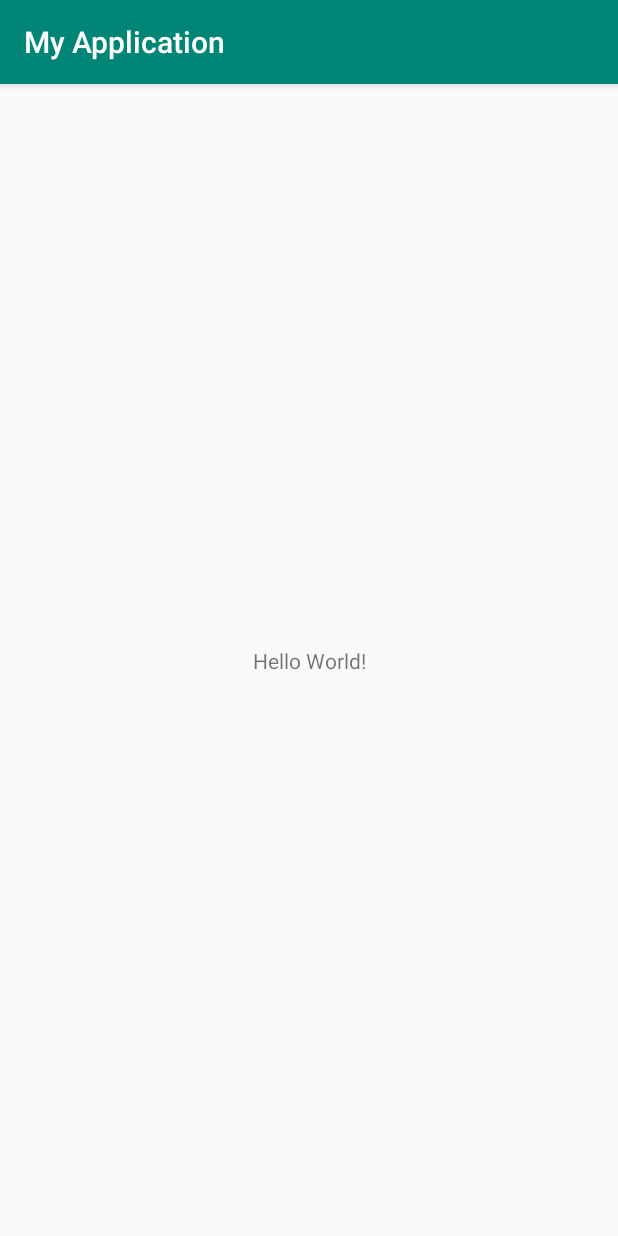
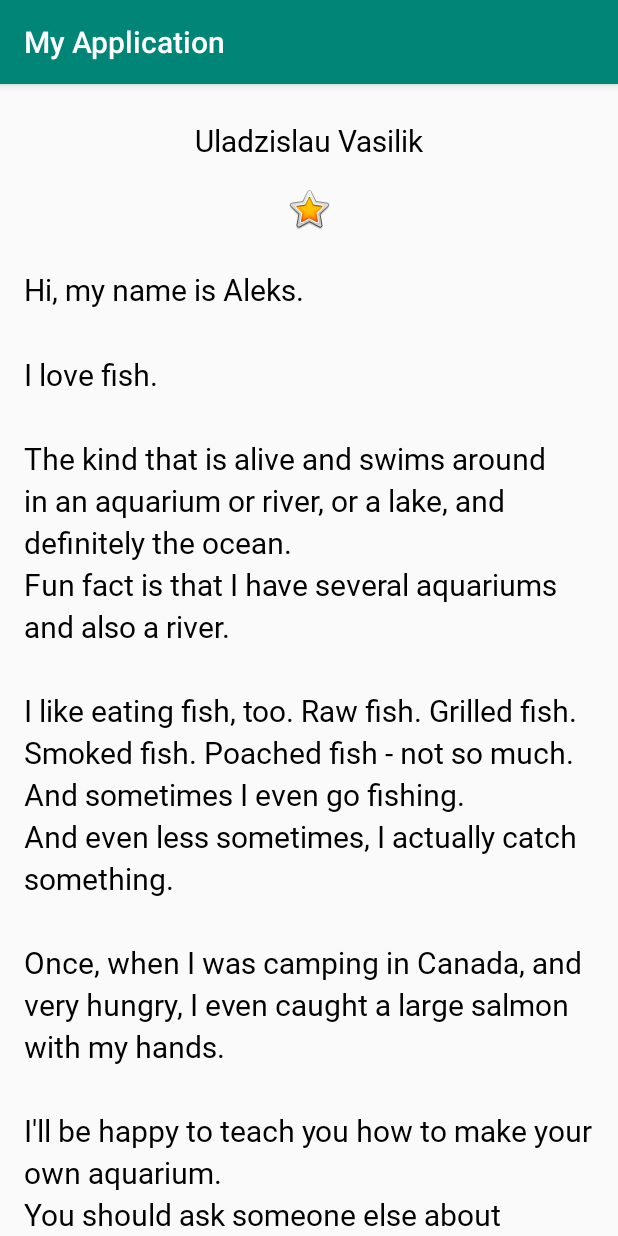
Before and after one commit to UladzislauB/courses, an Android app: the screen it shows after launch (MainActivity), on a phone screen of 412 x 824 dp. Run offline under Robolectric (Android 15) with nearby library versions, the phone set to English and light mode, and no system bars.

Commit message:
completed codelab 2 section 1

```diff
--- a/codelab2app/app/src/main/res/layout/activity_main.xml
+++ b/codelab2app/app/src/main/res/layout/activity_main.xml
@@ -1,18 +1,41 @@
 <?xml version="1.0" encoding="utf-8"?>
-<androidx.constraintlayout.widget.ConstraintLayout xmlns:android="http://schemas.android.com/apk/res/android"
+<LinearLayout xmlns:android="http://schemas.android.com/apk/res/android"
     xmlns:app="http://schemas.android.com/apk/res-auto"
     xmlns:tools="http://schemas.android.com/tools"
     android:layout_width="match_parent"
     android:layout_height="match_parent"
-    tools:context=".MainActivity">
+    android:orientation="vertical"
+    tools:context=".MainActivity"
+    android:paddingHorizontal="@dimen/layout_padding">
 
     <TextView
-        android:layout_width="wrap_content"
+        android:id="@+id/name_text"
+        android:layout_width="match_parent"
         android:layout_height="wrap_content"
-        android:text="Hello World!"
-        app:layout_constraintBottom_toBottomOf="parent"
-        app:layout_constraintLeft_toLeftOf="parent"
-        app:layout_constraintRight_toRightOf="parent"
-        app:layout_constraintTop_toTopOf="parent" />
+        android:text="@string/name"
+        android:textAlignment="center"
+        style="@style/NameStyle" />
 
-</androidx.constraintlayout.widget.ConstraintLayout>
+    <ImageView
+        android:id="@+id/star_image"
+        android:layout_width="match_parent"
+        android:layout_height="wrap_content"
+        android:contentDescription="@string/yellow_star"
+        android:layout_marginTop="@dimen/layout_margin"
+        app:srcCompat="@android:drawable/btn_star_big_on" />
+
+    <ScrollView
+        android:id="@+id/bio_scroll"
+        android:layout_width="match_parent"
+        android:layout_height="match_parent">
+
+        <TextView
+            android:id="@+id/bio_text"
+            style="@style/NameStyle"
+            android:layout_width="match_parent"
+            android:layout_height="wrap_content"
+            android:lineSpacingMultiplier="1.2"
+            android:text="@string/bio" />
+
+    </ScrollView>
+</LinearLayout>
--- /dev/null
+++ b/codelab2app/app/src/main/res/values/dimens.xml
@@ -0,0 +1,7 @@
+<?xml version="1.0" encoding="utf-8"?>
+<resources>
+    <dimen name="text_size">20sp</dimen>
+    <dimen name="small_paddding">8dp</dimen>
+    <dimen name="layout_margin">16dp</dimen>
+    <dimen name="layout_padding">16dp</dimen>
+</resources>
--- a/codelab2app/app/src/main/res/values/strings.xml
+++ b/codelab2app/app/src/main/res/values/strings.xml
@@ -1,3 +1,15 @@
 <resources>
     <string name="app_name">My Application</string>
+    <string name="name">Uladzislau Vasilik</string>
+    <string name="yellow_star">Yellow star</string>
+    <string name="bio">Hi, my name is Aleks.
+\n\nI love fish.
+\n\nThe kind that is alive and swims around in an aquarium or river, or a lake, and definitely the ocean.
+\nFun fact is that I have several aquariums and also a river.
+\n\nI like eating fish, too. Raw fish. Grilled fish. Smoked fish. Poached fish - not so much.
+\nAnd sometimes I even go fishing.
+\nAnd even less sometimes, I actually catch something.
+\n\nOnce, when I was camping in Canada, and very hungry, I even caught a large salmon with my hands.
+\n\nI\'ll be happy to teach you how to make your own aquarium.
+\nYou should ask someone else about fishing, though.\n\n</string>
 </resources>
--- a/codelab2app/app/src/main/res/values/styles.xml
+++ b/codelab2app/app/src/main/res/values/styles.xml
@@ -8,4 +8,12 @@
         <item name="colorAccent">@color/colorAccent</item>
     </style>
 
+    <style name="NameStyle">
+        <item name="android:layout_marginTop">@dimen/layout_margin</item>
+        <item name="android:fontFamily">@font/roboto</item>
+        <item name="android:paddingTop">@dimen/small_paddding</item>
+        <item name="android:textColor">@android:color/black</item>
+        <item name="android:textSize">@dimen/text_size</item>
+    </style>
+
 </resources>
```
Also changed, not shown: codelab2app/app/src/main/res/font/roboto.ttf (added).
